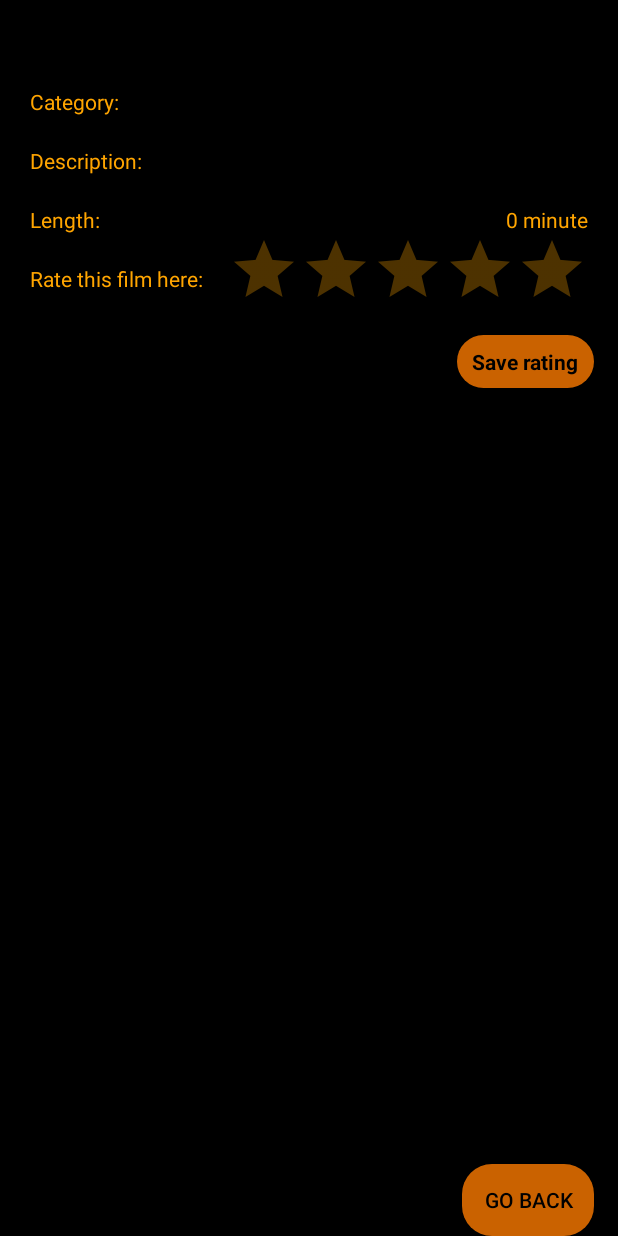
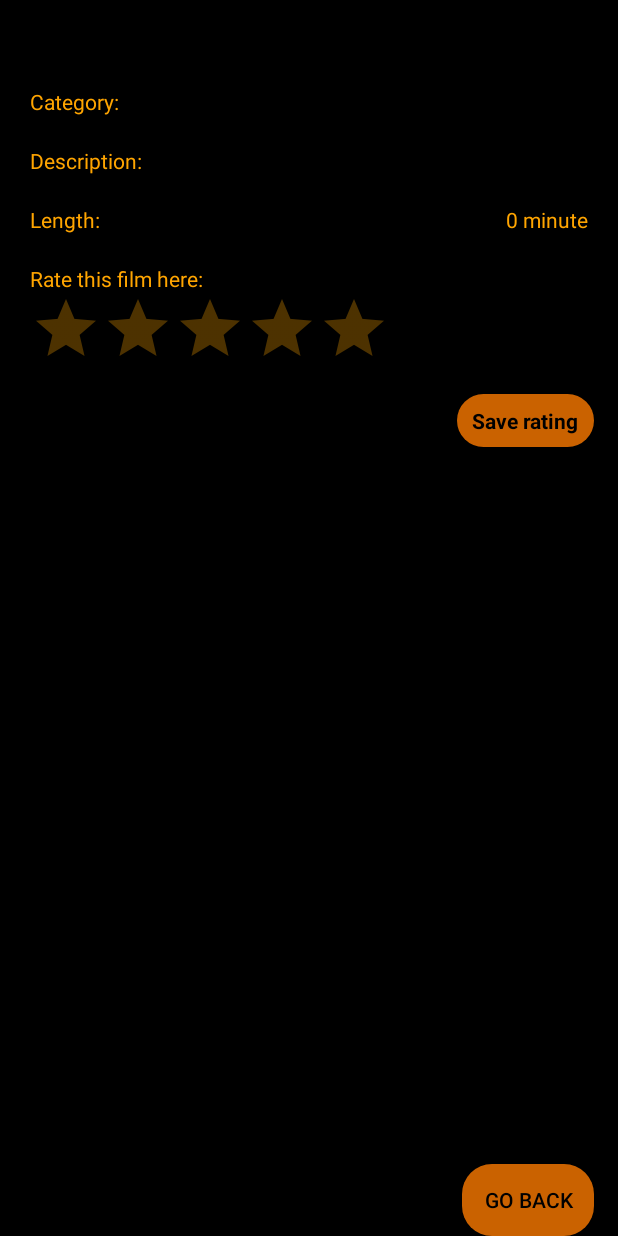
Before and after one commit to Tamas-hi/MovieBase, an Android app: the DetailsActivity screen opened directly, with no data from a screen before it, on a phone screen of 412 x 824 dp. Run offline under Robolectric (Android 15) with nearby library versions, the phone set to English and light mode, and no system bars; our stand-ins replace Room's generated code; 6 statements that could not run were skipped.

Commit message:
minor changes

```diff
--- a/app/src/main/java/hu/bme/aut/moviebase/activities/DetailsActivity.java
+++ b/app/src/main/java/hu/bme/aut/moviebase/activities/DetailsActivity.java
@@ -9,8 +9,6 @@ import android.view.View;
 import android.widget.Button;
 import android.widget.RatingBar;
 import android.widget.TextView;
-
-import org.w3c.dom.Text;
 
 import hu.bme.aut.moviebase.R;
 import hu.bme.aut.moviebase.data.MovieDatabase;
--- a/app/src/main/res/layout/activity_details.xml
+++ b/app/src/main/res/layout/activity_details.xml
@@ -89,9 +89,10 @@
             android:layout_marginEnd="20dp" />
     </LinearLayout>
 
-    <RelativeLayout
+    <LinearLayout
         android:layout_width="match_parent"
-        android:layout_height="wrap_content">
+        android:layout_height="wrap_content"
+        android:orientation="vertical">
 
         <TextView
             android:id="@+id/ratingText"
@@ -99,8 +100,7 @@
             android:layout_height="wrap_content"
             android:text="@string/rate_this_film_here"
             android:layout_marginStart="20dp"
-            android:layout_marginTop="20dp"
-            tools:ignore="RelativeOverlap" />
+            android:layout_marginTop="20dp" />
 
         <RatingBar
             android:id="@+id/userRating"
@@ -109,10 +109,10 @@
             android:numStars="5"
             android:stepSize="0.5"
             android:theme="@style/RatingBar"
-            android:layout_alignParentEnd="true"
-            android:layout_marginEnd="20dp" />
+            android:layout_gravity="start"
+            android:layout_marginStart="20dp" />
 
-    </RelativeLayout>
+    </LinearLayout>
 
     <RelativeLayout
         android:layout_width="match_parent"
```
Also changed, not shown: app/src/main/java/hu/bme/aut/moviebase/activities/MovieListActivity.java (+5 -5 lines), app/src/main/res/layout/dialog_new_movie.xml (+7 -2 lines).
